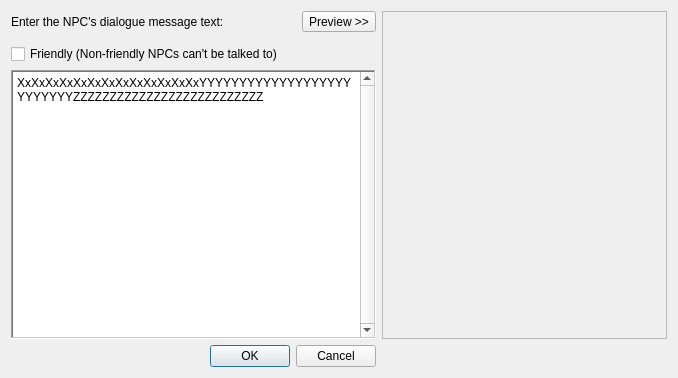
The window that Editor/editing/_scenes/level/itemmsgbox.ui (WohlSoft/Moondust-Project) describes before a commit, drawn with Qt 5.
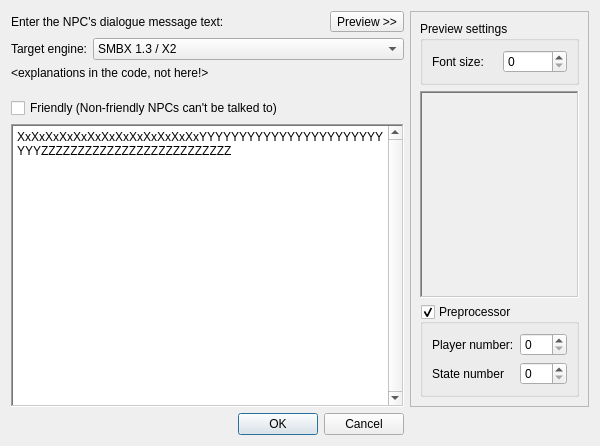
The same window after the commit. Icons and pictures are not drawn. Custom widgets are drawn as their Qt base class.

Commit message: Finished the new message box editing dialogue

Patch:
```diff
--- a/Editor/editing/_scenes/level/itemmsgbox.ui
+++ b/Editor/editing/_scenes/level/itemmsgbox.ui
@@ -6,12 +6,12 @@
    <rect>
     <x>0</x>
     <y>0</y>
-    <width>678</width>
-    <height>378</height>
+    <width>600</width>
+    <height>446</height>
    </rect>
   </property>
   <property name="sizePolicy">
-   <sizepolicy hsizetype="Minimum" vsizetype="Minimum">
+   <sizepolicy hsizetype="MinimumExpanding" vsizetype="Minimum">
     <horstretch>0</horstretch>
     <verstretch>0</verstretch>
    </sizepolicy>
@@ -23,28 +23,15 @@
    <iconset resource="../../../_resources/toolbar/toolbar.qrc">
     <normaloff>:/toolbar/dock/coin.png</normaloff>:/toolbar/dock/coin.png</iconset>
   </property>
-  <layout class="QGridLayout" name="gridLayout">
-   <item row="0" column="0">
-    <widget class="QLabel" name="NotesLabel">
-     <property name="whatsThis">
-      <string>&lt;html&gt;&lt;head/&gt;&lt;body&gt;&lt;p&gt;This is a message, what will be displayed if player will do talk with this NPC.&lt;/p&gt;&lt;p&gt;&lt;span style=&quot; font-weight:600;&quot;&gt;Note:&lt;/span&gt; All quotes and new-line characters will be removed.&lt;/p&gt;&lt;/body&gt;&lt;/html&gt;</string>
-     </property>
+  <layout class="QGridLayout" name="dialogueLayout">
+   <item row="4" column="0" colspan="2">
+    <widget class="QCheckBox" name="checkFriendly">
      <property name="text">
-      <string>Enter the NPC's dialogue message text:</string>
+      <string>Friendly (Non-friendly NPCs can't be talked to)</string>
      </property>
     </widget>
    </item>
-   <item row="0" column="1">
-    <widget class="QToolButton" name="previewShow">
-     <property name="text">
-      <string>Preview &gt;&gt;</string>
-     </property>
-     <property name="checkable">
-      <bool>true</bool>
-     </property>
-    </widget>
-   </item>
-   <item row="3" column="0" colspan="2">
+   <item row="5" column="0" colspan="2">
     <widget class="QPlainTextEdit" name="msgTextBox">
      <property name="whatsThis">
       <string>This is a message, what will be displayed if player will do talk with this NPC or will be requested by the event.
@@ -74,15 +61,14 @@
      </property>
     </widget>
    </item>
-   <item row="2" column="0" colspan="2">
-    <widget class="QCheckBox" name="checkFriendly">
-     <property name="text">
-      <string>Friendly (Non-friendly NPCs can't be talked to)</string>
-     </property>
-    </widget>
-   </item>
-   <item row="0" column="2" rowspan="4">
+   <item row="0" column="2" rowspan="6">
     <widget class="QFrame" name="previewArea">
+     <property name="sizePolicy">
+      <sizepolicy hsizetype="Maximum" vsizetype="Minimum">
+       <horstretch>0</horstretch>
+       <verstretch>0</verstretch>
+      </sizepolicy>
+     </property>
      <property name="minimumSize">
       <size>
        <width>0</width>
@@ -96,20 +82,155 @@
       <enum>QFrame::Raised</enum>
      </property>
      <layout class="QGridLayout" name="gridLayout_2">
+      <item row="1" column="0">
+       <widget class="QFrame" name="previewFrameBox">
+        <property name="frameShape">
+         <enum>QFrame::WinPanel</enum>
+        </property>
+        <property name="frameShadow">
+         <enum>QFrame::Sunken</enum>
+        </property>
+        <property name="lineWidth">
+         <number>3</number>
+        </property>
+        <layout class="QVBoxLayout" name="verticalLayout">
+         <property name="spacing">
+          <number>0</number>
+         </property>
+         <property name="leftMargin">
+          <number>0</number>
+         </property>
+         <property name="topMargin">
+          <number>0</number>
+         </property>
+         <property name="rightMargin">
+          <number>0</number>
+         </property>
+         <property name="bottomMargin">
+          <number>0</number>
+         </property>
+         <item>
+          <widget class="MsgBoxPreview" name="previewBox" native="true">
+           <property name="sizePolicy">
+            <sizepolicy hsizetype="MinimumExpanding" vsizetype="MinimumExpanding">
+             <horstretch>0</horstretch>
+             <verstretch>0</verstretch>
+            </sizepolicy>
+           </property>
+           <property name="minimumSize">
+            <size>
+             <width>0</width>
+             <height>144</height>
+            </size>
+           </property>
+          </widget>
+         </item>
+        </layout>
+       </widget>
+      </item>
       <item row="0" column="0">
-       <widget class="MsgBoxPreview" name="previewBox" native="true">
+       <widget class="QGroupBox" name="groupBox">
         <property name="minimumSize">
          <size>
           <width>0</width>
-          <height>144</height>
+          <height>63</height>
          </size>
         </property>
+        <property name="title">
+         <string>Preview settings</string>
+        </property>
+        <layout class="QGridLayout" name="gridLayout_3" columnstretch="0,0">
+         <item row="0" column="0">
+          <widget class="QLabel" name="label_2">
+           <property name="text">
+            <string>Font size:</string>
+           </property>
+          </widget>
+         </item>
+         <item row="0" column="1">
+          <widget class="QSpinBox" name="previewFont">
+           <property name="sizePolicy">
+            <sizepolicy hsizetype="Minimum" vsizetype="Fixed">
+             <horstretch>0</horstretch>
+             <verstretch>0</verstretch>
+            </sizepolicy>
+           </property>
+           <property name="toolTip">
+            <string>Defines the size of the font in this preview.
+
+This field does NOT affects the result shown in the game itself,
+it's only used for the preview convenience in this dialogue.</string>
+           </property>
+           <property name="maximum">
+            <number>10000</number>
+           </property>
+          </widget>
+         </item>
+        </layout>
+       </widget>
+      </item>
+      <item row="2" column="0">
+       <widget class="QGroupBox" name="previewMacrosGroup">
+        <property name="toolTip">
+         <string>Preprocessor is the sepecial feature of TheXTech engine since the version 1.3.6.1 which allows
+you to make the message box being different depending on various factors, for example,
+depending on which playable character is used.</string>
+        </property>
+        <property name="title">
+         <string>Preprocessor</string>
+        </property>
+        <property name="checkable">
+         <bool>true</bool>
+        </property>
+        <layout class="QGridLayout" name="gridLayout_4">
+         <item row="0" column="1">
+          <widget class="QSpinBox" name="previewMacroPlayer">
+           <property name="maximum">
+            <number>255</number>
+           </property>
+          </widget>
+         </item>
+         <item row="0" column="0">
+          <widget class="QLabel" name="previewMacroPlayerLabel">
+           <property name="text">
+            <string>Player number:</string>
+           </property>
+          </widget>
+         </item>
+         <item row="1" column="0">
+          <widget class="QLabel" name="previewMacroStateLabel">
+           <property name="text">
+            <string>State number</string>
+           </property>
+          </widget>
+         </item>
+         <item row="1" column="1">
+          <widget class="QSpinBox" name="previewMacroState">
+           <property name="maximum">
+            <number>255</number>
+           </property>
+          </widget>
+         </item>
+        </layout>
        </widget>
       </item>
      </layout>
     </widget>
    </item>
-   <item row="4" column="0" colspan="2">
+   <item row="0" column="1">
+    <widget class="QToolButton" name="previewShow">
+     <property name="toolTip">
+      <string>Show/Hide the message box preview area</string>
+     </property>
+     <property name="text">
+      <string>Preview &gt;&gt;</string>
+     </property>
+     <property name="checkable">
+      <bool>true</bool>
+     </property>
+    </widget>
+   </item>
+   <item row="6" column="0" colspan="2">
     <widget class="QDialogButtonBox" name="buttonBox">
      <property name="orientation">
       <enum>Qt::Horizontal</enum>
@@ -119,6 +240,108 @@
      </property>
     </widget>
    </item>
+   <item row="0" column="0">
+    <widget class="QLabel" name="NotesLabel">
+     <property name="whatsThis">
+      <string>&lt;html&gt;&lt;head/&gt;&lt;body&gt;&lt;p&gt;This is a message, what will be displayed if player will do talk with this NPC.&lt;/p&gt;&lt;p&gt;&lt;span style=&quot; font-weight:600;&quot;&gt;Note:&lt;/span&gt; All quotes and new-line characters will be removed.&lt;/p&gt;&lt;/body&gt;&lt;/html&gt;</string>
+     </property>
+     <property name="text">
+      <string>Enter the NPC's dialogue message text:</string>
+     </property>
+     <property name="textFormat">
+      <enum>Qt::PlainText</enum>
+     </property>
+    </widget>
+   </item>
+   <item row="1" column="0" colspan="2">
+    <widget class="QFrame" name="frame">
+     <property name="minimumSize">
+      <size>
+       <width>0</width>
+       <height>37</height>
+      </size>
+     </property>
+     <property name="frameShape">
+      <enum>QFrame::NoFrame</enum>
+     </property>
+     <property name="frameShadow">
+      <enum>QFrame::Raised</enum>
+     </property>
+     <layout class="QGridLayout" name="gridLayout">
+      <property name="leftMargin">
+       <number>0</number>
+      </property>
+      <property name="topMargin">
+       <number>0</number>
+      </property>
+      <property name="rightMargin">
+       <number>0</number>
+      </property>
+      <property name="bottomMargin">
+       <number>0</number>
+      </property>
+      <item row="0" column="0">
+       <widget class="QLabel" name="label">
+        <property name="sizePolicy">
+         <sizepolicy hsizetype="Maximum" vsizetype="Preferred">
+          <horstretch>0</horstretch>
+          <verstretch>0</verstretch>
+         </sizepolicy>
+        </property>
+        <property name="text">
+         <string>Target engine:</string>
+        </property>
+       </widget>
+      </item>
+      <item row="0" column="1">
+       <widget class="QComboBox" name="previewEngine">
+        <property name="sizePolicy">
+         <sizepolicy hsizetype="Minimum" vsizetype="Fixed">
+          <horstretch>0</horstretch>
+          <verstretch>0</verstretch>
+         </sizepolicy>
+        </property>
+        <property name="toolTip">
+         <string>This field allows you to preview the message box like it shown in different engines
+that has different behaviour of the message box displaying:
+
+- The SMBX 1.3 / X2 doesn't support line break characters at all. Characters of line break
+gets printed as spaces. Additionally, SMBX 1.3 does NOT support non-ASCII characters
+that gets printed as spaces. Too long words never gets broken and they gets printed
+out of the dialogue box area.
+
+- The Moondust / TheXTech has a full support for line breaks as well as unicode
+characters. Too long words gets broken and they will never go out of the dialogue
+box area.</string>
+        </property>
+        <item>
+         <property name="text">
+          <string notr="true">SMBX 1.3 / X2</string>
+         </property>
+        </item>
+        <item>
+         <property name="text">
+          <string notr="true">Moondust / TheXTech</string>
+         </property>
+        </item>
+       </widget>
+      </item>
+      <item row="1" column="0" colspan="2">
+       <widget class="QLabel" name="engineDesc">
+        <property name="text">
+         <string notr="true">&amp;lt;explanations in the code, not here!&amp;gt;</string>
+        </property>
+        <property name="textFormat">
+         <enum>Qt::RichText</enum>
+        </property>
+        <property name="wordWrap">
+         <bool>true</bool>
+        </property>
+       </widget>
+      </item>
+     </layout>
+    </widget>
+   </item>
   </layout>
  </widget>
  <customwidgets>
```
Left out of the diff: 18 changed lines with no effect on the pictures. The commit also changes 4 other files.
